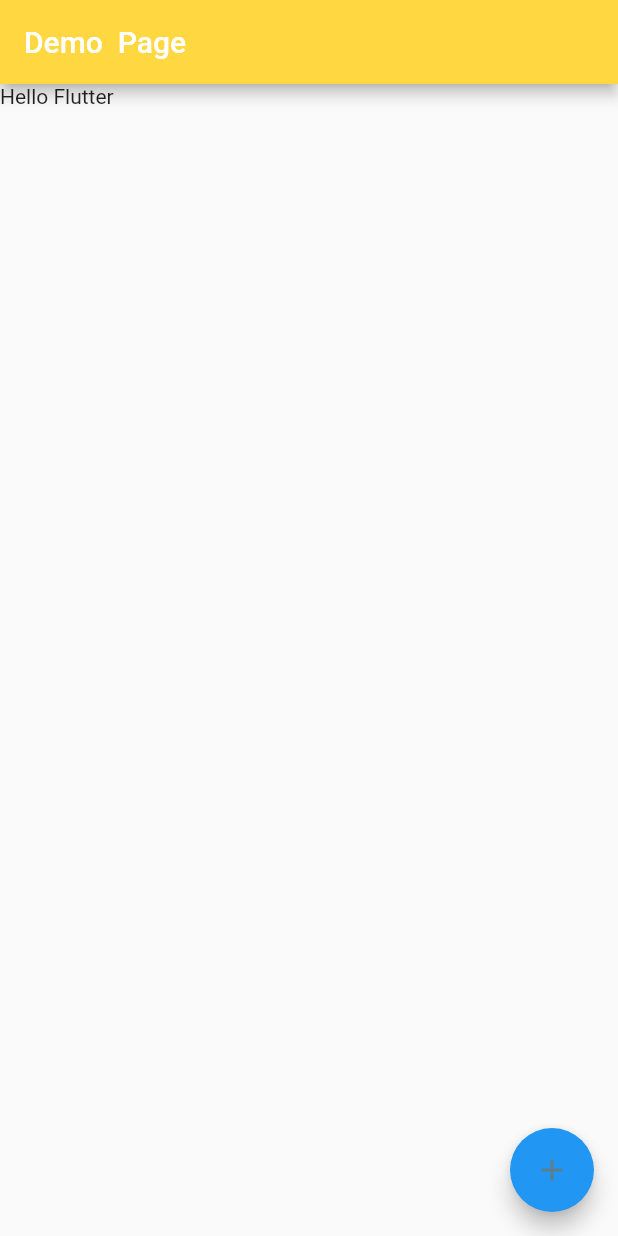
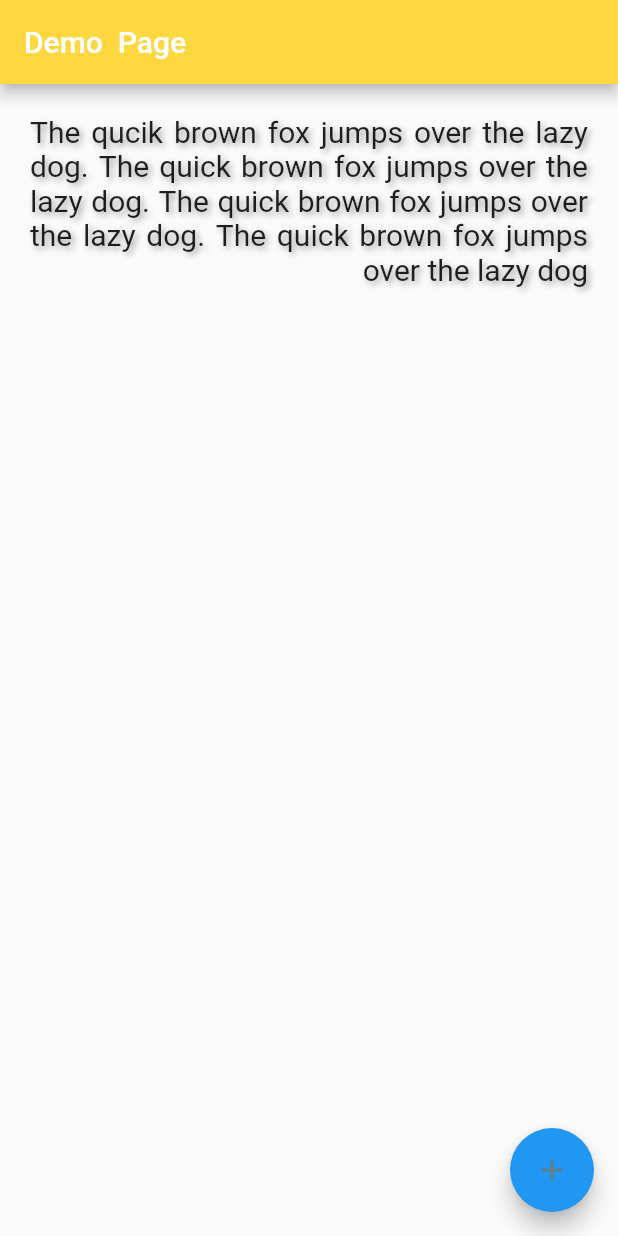
Before and after one commit to jpmehedi/UI-Design-Learn-Flutter, a Flutter app: the screen it shows after launch, on a phone screen of 412 x 824 dp. Run offline on Flutter 3.47's test engine with Material 2 defaults, Android fonts, the phone set to English and light mode, and no system bars.

Commit message:
Text style and padding

```diff
--- a/lib/main.dart
+++ b/lib/main.dart
@@ -2,26 +2,40 @@ import 'package:flutter/material.dart';
 
 void main() {
   runApp(MyApp());
-
 }
 
 class MyApp extends StatelessWidget {
   @override
   Widget build(BuildContext context) {
     return MaterialApp(
-      title:'Test App',
+      title: 'Test App',
       home: Scaffold(
         appBar: AppBar(
           title: Text('Demo  Page'),
           backgroundColor: Colors.amberAccent,
         ),
-        body: Text('Hello Flutter'),
+        body: Padding(
+
+          padding: EdgeInsets.all(20),
+          child: Text(
+            'The qucik brown fox jumps over the lazy dog. The quick brown fox jumps over the lazy dog. The quick brown fox jumps over the lazy dog. The quick brown fox jumps over the lazy dog',
+            textAlign: TextAlign.justify,
+            textDirection: TextDirection.rtl,
+            style: TextStyle(fontSize: 20, shadows: <Shadow>[
+              Shadow(
+                offset: Offset(2, 2),
+                blurRadius: 5.0,
+                color: Colors.grey,
+              )
+            ]),
+          ),
+        ),
         floatingActionButton: FloatingActionButton(
-          onPressed: (){},
+          onPressed: () {},
           child: Icon(Icons.add),
           foregroundColor: Colors.blueGrey,
           hoverColor: Colors.lightBlue,
-          focusElevation:5.0,
+          focusElevation: 5.0,
         ),
       ),
     );
```
